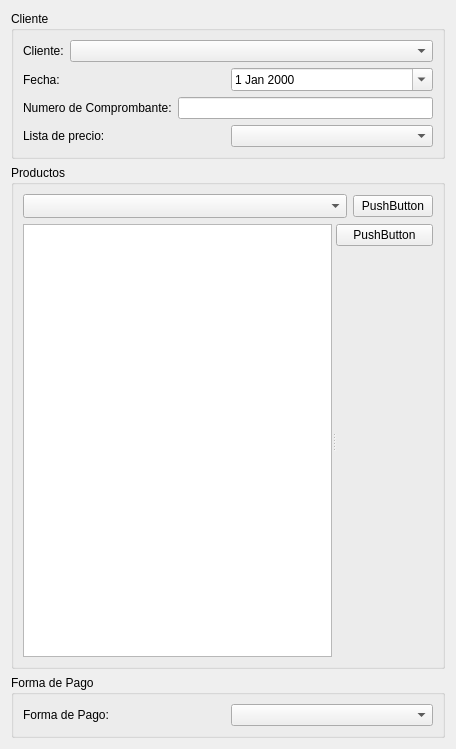
First picture: the form in trunk/plugins/ventas/FormAgregarVentaBase.ui, repository chungote/gestotux, before the edit.
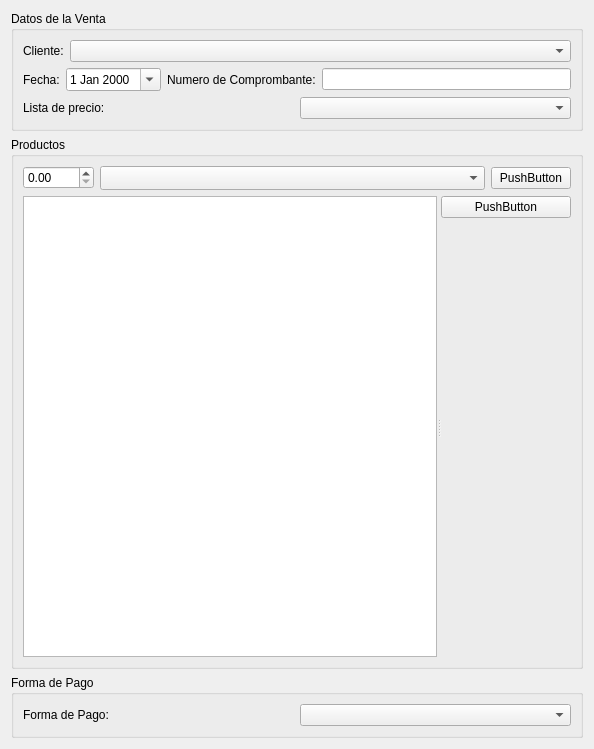
Second picture: the form after the edit. Custom widgets are drawn as their Qt base class.

Commit message: Agregada facilidad a los formularios de compra y venta

```diff
--- a/trunk/plugins/ventas/FormAgregarVentaBase.ui
+++ b/trunk/plugins/ventas/FormAgregarVentaBase.ui
@@ -6,7 +6,7 @@
    <rect>
     <x>0</x>
     <y>0</y>
-    <width>456</width>
+    <width>594</width>
     <height>749</height>
    </rect>
   </property>
@@ -23,7 +23,7 @@
       </sizepolicy>
      </property>
      <property name="title">
-      <string>Cliente</string>
+      <string>Datos de la Venta</string>
      </property>
      <layout class="QVBoxLayout" name="verticalLayout">
       <item>
@@ -48,6 +48,8 @@
        </layout>
       </item>
       <item>
+       <layout class="QHBoxLayout" name="horizontalLayout_6">
+        <item>
        <layout class="QHBoxLayout" name="horizontalLayout_2">
         <item>
          <widget class="QLabel" name="label_2">
@@ -79,6 +81,8 @@
         </item>
        </layout>
       </item>
+       </layout>
+      </item>
       <item>
        <layout class="QHBoxLayout" name="horizontalLayout_5">
         <item>
@@ -110,6 +114,13 @@
      <layout class="QVBoxLayout" name="verticalLayout_2">
       <item>
        <layout class="QHBoxLayout" name="hl4">
+        <item>
+         <widget class="EDSBPrecio" name="DSBCant">
+          <property name="maximum">
+           <double>9999.989999999999782</double>
+          </property>
+         </widget>
+        </item>
         <item>
          <widget class="QComboBox" name="CBProducto">
           <property name="sizePolicy">
@@ -143,6 +154,12 @@
       </item>
       <item>
        <widget class="QSplitter" name="splitter_2">
+        <property name="sizePolicy">
+         <sizepolicy hsizetype="Expanding" vsizetype="MinimumExpanding">
+          <horstretch>0</horstretch>
+          <verstretch>0</verstretch>
+         </sizepolicy>
+        </property>
         <property name="orientation">
          <enum>Qt::Horizontal</enum>
         </property>
@@ -168,6 +185,9 @@
             <property name="orientation">
              <enum>Qt::Vertical</enum>
             </property>
+            <property name="sizeType">
+             <enum>QSizePolicy::MinimumExpanding</enum>
+            </property>
             <property name="sizeHint" stdset="0">
              <size>
               <width>20</width>
@@ -208,6 +228,13 @@
    </item>
   </layout>
  </widget>
+ <customwidgets>
+  <customwidget>
+   <class>EDSBPrecio</class>
+   <extends>QDoubleSpinBox</extends>
+   <header location="global">edsbprecio.h</header>
+  </customwidget>
+ </customwidgets>
  <resources/>
  <connections/>
 </ui>
```
Lines whose indentation alone changed are shown as unchanged. The commit also changes 8 other files.
